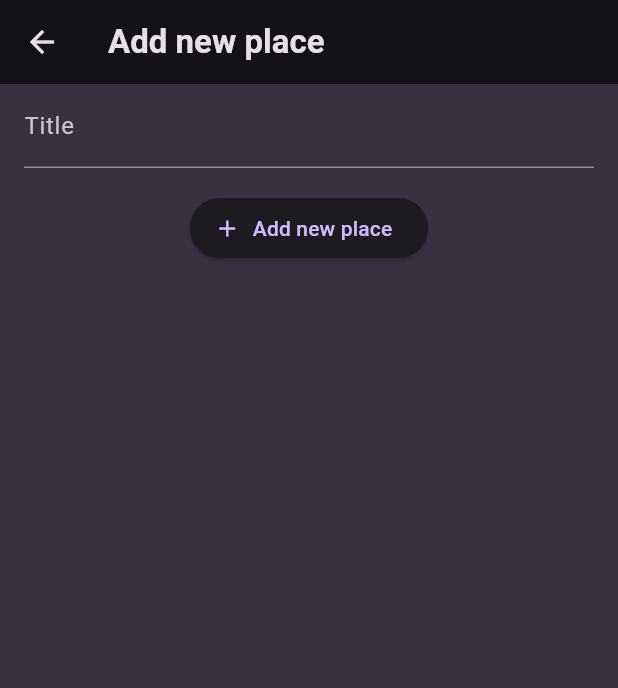
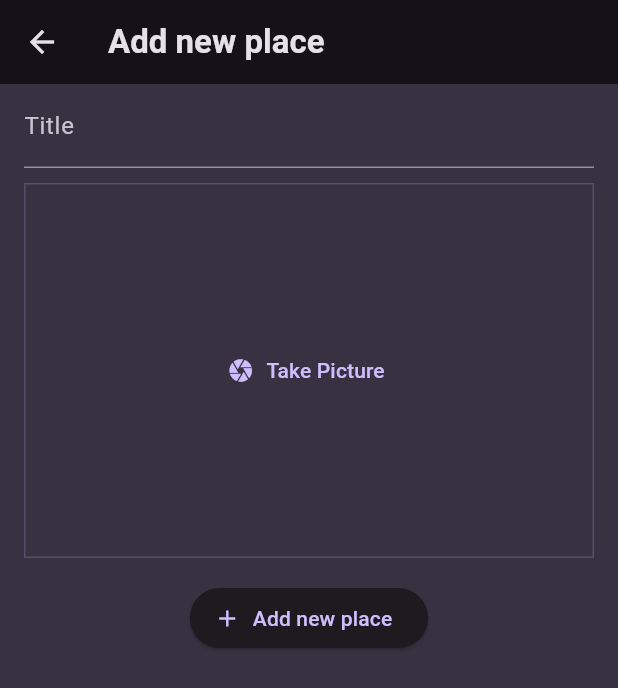
Before and after one commit to Ayomikuolatunji/flutter-device-features, a Flutter app: the AddNewPlace screen opened by its route, on a phone screen of 412 x 824 dp. Shown: the top 688 px of the screen. Run offline on Flutter 3.47's test engine with Material 3 defaults, Android fonts, the phone set to English and light mode, and no system bars; our stand-ins replace flutter_riverpod, go_router, google_fonts.

Commit message:
What:
*

This change addresses the need by:

*

```diff
--- a/lib/screens/add_new_place.dart
+++ b/lib/screens/add_new_place.dart
@@ -2,6 +2,7 @@ import 'package:flutter/material.dart';
 import 'package:flutter_riverpod/flutter_riverpod.dart';
 import 'package:net_ninja_course/models/place.dart';
 import 'package:net_ninja_course/providers/user_places.dart';
+import 'package:net_ninja_course/widgets/image_input.dart';
 
 class AddNewPlace extends ConsumerStatefulWidget {
   const AddNewPlace({super.key});
@@ -43,6 +44,10 @@ class _AddNewPlaceState extends ConsumerState<AddNewPlace> {
               controller: _titleController,
             ),
             const SizedBox(
+              height: 10,
+            ),
+            ImageInput(),
+            const SizedBox(
               height: 16,
             ),
             ElevatedButton.icon(
--- /dev/null
+++ b/lib/widgets/image_input.dart
@@ -0,0 +1,36 @@
+import 'package:flutter/material.dart';
+
+class ImageInput extends StatefulWidget {
+  const ImageInput({super.key});
+
+  @override
+  State<ImageInput> createState() {
+    return _ImageInputState();
+  }
+}
+
+class _ImageInputState extends State<ImageInput> {
+  void _takePicture() async {}
+
+  @override
+  Widget build(BuildContext context) {
+    Widget content = TextButton.icon(
+      icon: const Icon(Icons.camera),
+      label: const Text('Take Picture'),
+      onPressed: _takePicture,
+    );
+
+    return Container(
+      decoration: BoxDecoration(
+        border: Border.all(
+          width: 1,
+          color: Theme.of(context).colorScheme.primary.withOpacity(0.2),
+        ),
+      ),
+      height: 250,
+      width: double.infinity,
+      alignment: Alignment.center,
+      child: content,
+    );
+  }
+}
--- a/pubspec.yaml
+++ b/pubspec.yaml
@@ -47,6 +47,7 @@ dependencies:
   getwidget: ^4.0.0
   http: ^1.2.1
   loading_indicator: ^3.1.1
+  image_picker: ^1.1.1
 
 dev_dependencies:
   flutter_test:
```
Also changed, not shown: pubspec.lock, 5 other files.
